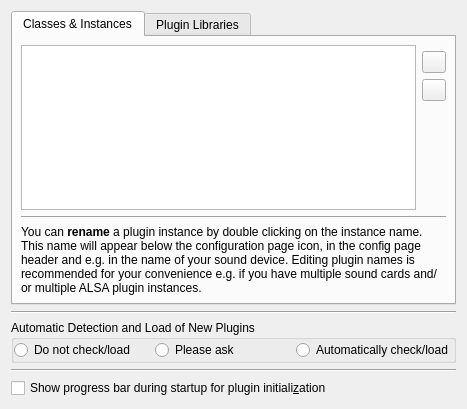
Above: src/pluginmanager-configuration-ui.ui from pbek/kradio before the change. Below: the same form after it.
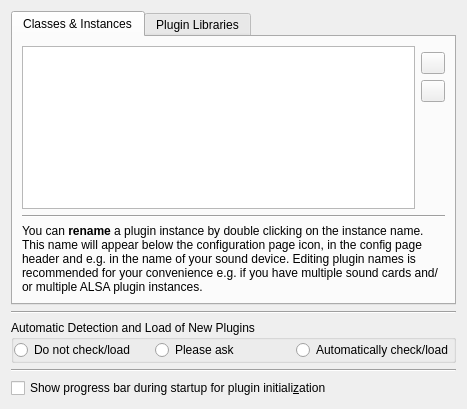
That is the form after the change. Custom widgets are drawn as their Qt base class.

What changed in the file:
```diff
--- a/src/pluginmanager-configuration-ui.ui
+++ b/src/pluginmanager-configuration-ui.ui
@@ -11,9 +11,6 @@
    </rect>
   </property>
   <layout class="QGridLayout" name="gridLayout_gen1">
-   <property name="margin">
-    <number>11</number>
-   </property>
    <item row="3" column="0">
     <widget class="Line" name="line1_3">
      <property name="frameShape">
@@ -114,17 +111,8 @@
        <string>Classes &amp;&amp; Instances</string>
       </attribute>
       <layout class="QGridLayout" name="gridLayout_2">
-       <property name="margin">
-        <number>8</number>
-       </property>
        <item row="0" column="0" rowspan="4">
         <widget class="QTreeView" name="listPlugins">
-         <property name="sizePolicy">
-          <sizepolicy hsizetype="Expanding" vsizetype="Expanding">
-           <horstretch>0</horstretch>
-           <verstretch>0</verstretch>
-          </sizepolicy>
-         </property>
          <property name="toolTip">
           <string>List of the plugin classes and their instances currently running</string>
          </property>
@@ -146,20 +134,14 @@
          </property>
          <property name="sizeHint" stdset="0">
           <size>
-           <width>20</width>
-           <height>87</height>
+           <width>5</width>
+           <height>5</height>
           </size>
          </property>
         </spacer>
        </item>
        <item row="6" column="0" colspan="2">
         <widget class="QLabel" name="label">
-         <property name="sizePolicy">
-          <sizepolicy hsizetype="Preferred" vsizetype="Minimum">
-           <horstretch>0</horstretch>
-           <verstretch>0</verstretch>
-          </sizepolicy>
-         </property>
          <property name="text">
           <string>&lt;p&gt;You can &lt;b&gt;rename&lt;/b&gt; a plugin instance by double clicking on the instance name. This name will appear below the configuration page icon, in the config page header and e.g. in the name of your sound device. Editing plugin names is recommended for your convenience e.g. if you have multiple sound cards and/or multiple ALSA plugin instances.&lt;/p&gt;</string>
          </property>
@@ -297,7 +279,6 @@
    </item>
   </layout>
  </widget>
- <layoutdefault spacing="6" margin="0"/>
  <customwidgets>
   <customwidget>
    <class>KPushButton</class>
```
Left out of the diff: 40 changed lines with no effect on the pictures.
